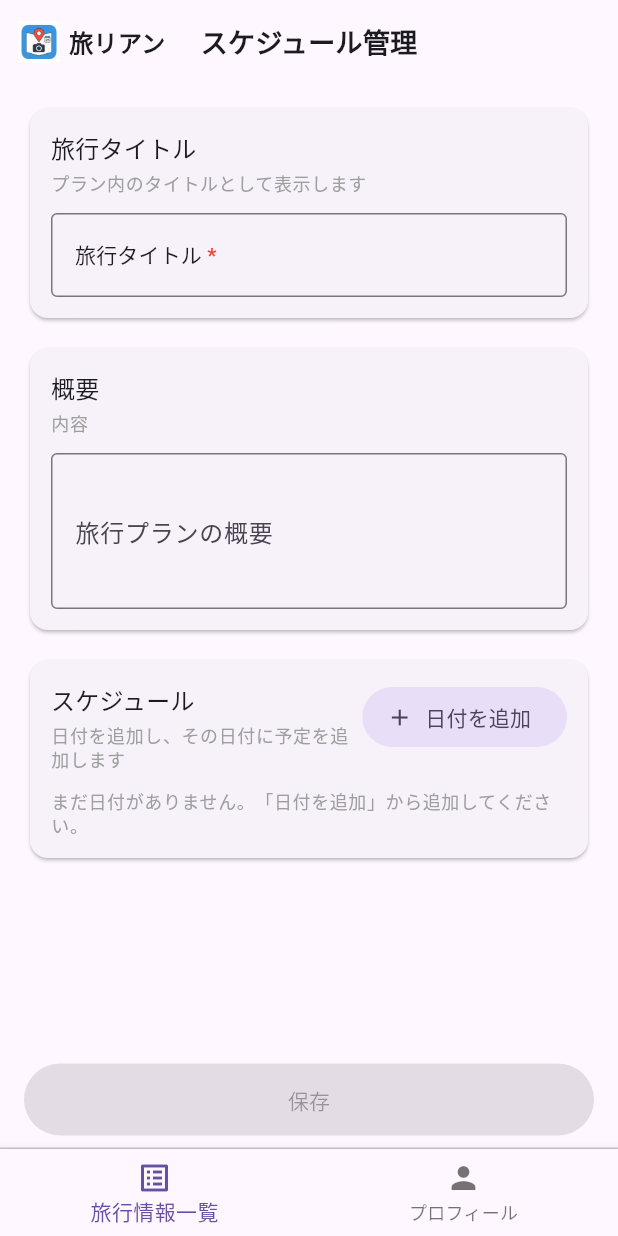
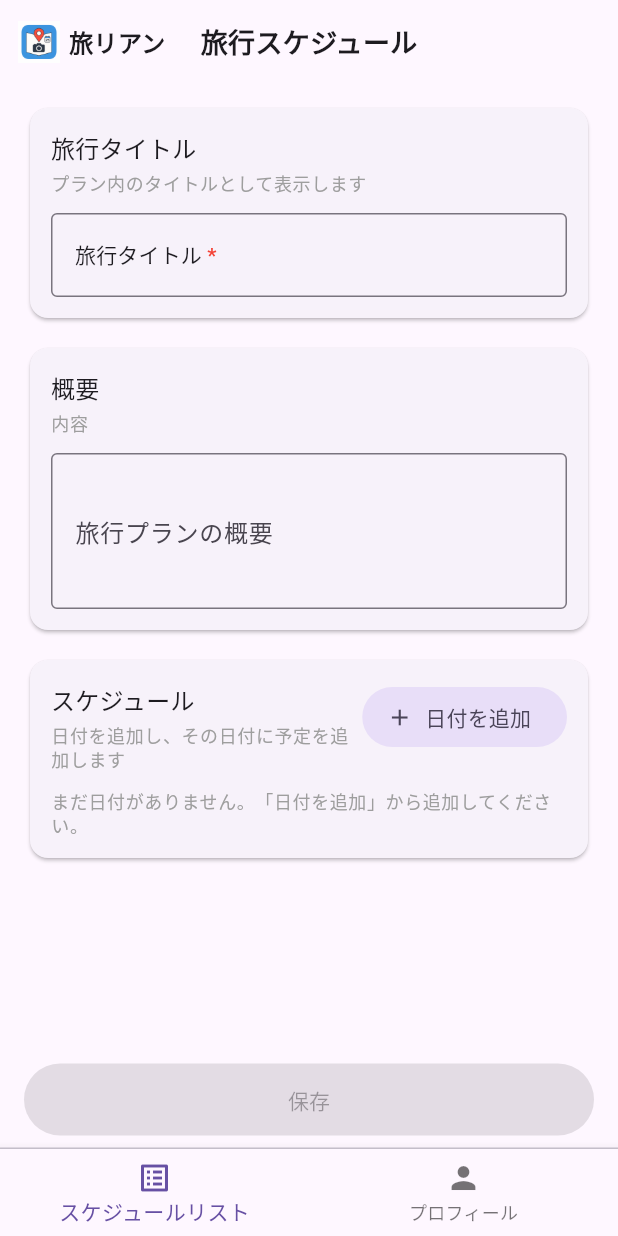
Before and after one commit to t-akimoto-wsc/moc, a Flutter app: the Si010Page screen opened directly, on a phone screen of 412 x 824 dp. Run offline on Flutter 3.47's test engine with Material 3 defaults, Android fonts, the phone set to English and light mode, and no system bars; our stand-ins replace image_picker, shared_preferences; accounts and stored records are empty.

Commit message:
20260316修正

```diff
--- a/lib/si005.dart
+++ b/lib/si005.dart
@@ -177,7 +177,7 @@
 
                         TextButton(
                         onPressed: _goToLogin,
-                        child: const Text('ログイン画面へ戻る'),
+                        child: const Text('前の画面へ戻る'),
                       ),
 
                         const SizedBox(height: 40),
--- a/lib/si007.dart
+++ b/lib/si007.dart
@@ -90,7 +90,7 @@
       // ✅ タイトルはAppBarの正規のtitleを使う（flexibleSpaceは使わない）
       centerTitle: true,
       title: const Text(
-        'プロフィール管理',
+        'プロフィール',
         style: TextStyle(fontSize: 18, fontWeight: FontWeight.w700),
       ),
     );
@@ -111,7 +111,7 @@
             items: const [
               BottomNavigationBarItem(
                 icon: Icon(Icons.list_alt),
-                label: '旅行情報一覧',
+                label: 'スケジュールリスト',
               ),
               BottomNavigationBarItem(
                 icon: Icon(Icons.person),
--- a/lib/si009.dart
+++ b/lib/si009.dart
@@ -143,7 +143,7 @@
 
   late final List<_NavItem> _navItems = [
     _NavItem(
-      label: '旅行情報一覧',
+      label: 'スケジュールリスト',
       icon: Icons.list,
       builder: (_) => const TripPlanListPage(),
     ),
@@ -280,7 +280,7 @@
 
   Widget _buildCenterTitle() {
     return const Text(
-      '旅行情報一覧',
+      'スケジュールリスト',
       maxLines: 1,
       overflow: TextOverflow.ellipsis,
       style: TextStyle(fontSize: 18, fontWeight: FontWeight.bold),
```
Also changed, not shown: lib/si010.dart (+45 -10 lines).
